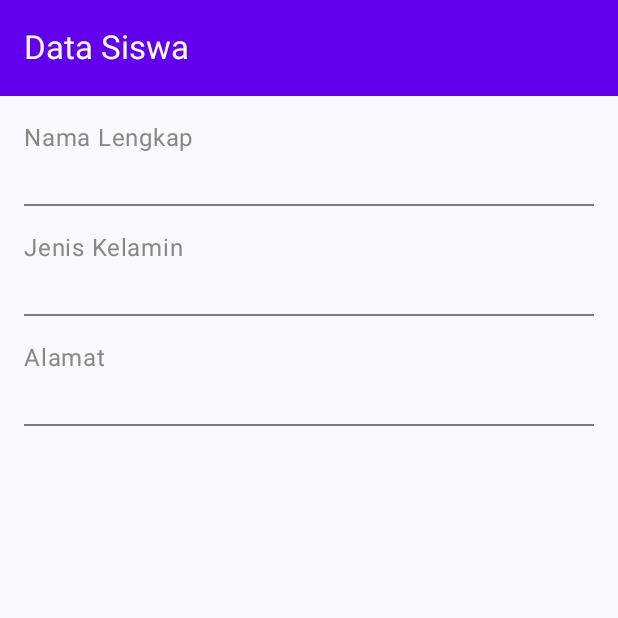
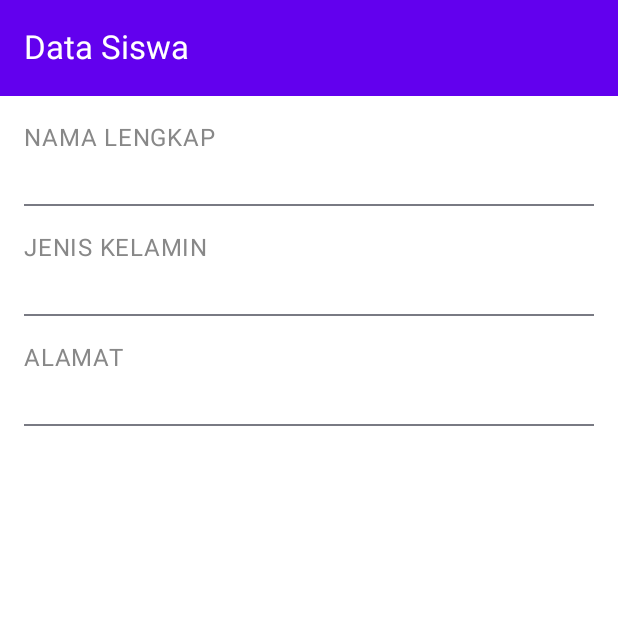
Before and after one commit to Aestrick/Quest6_105, an Android app built with Jetpack Compose: the TampilSiswa screen opened through its navigation route, on a phone screen of 412 x 824 dp, the top half of it. Run offline under Robolectric (Android 15) with nearby library versions, the phone set to English and light mode, and no system bars.

Commit message:
Mengganti beberapa kode di TampilSiswa.kt

```diff
--- a/app/src/main/java/com/example/pertemuan8/view/TampilSiswa.kt
+++ b/app/src/main/java/com/example/pertemuan8/view/TampilSiswa.kt
@@ -1,7 +1,9 @@
 package com.example.pertemuan8.view
 
+import androidx.compose.foundation.background // Import ini
 import androidx.compose.foundation.layout.Arrangement
 import androidx.compose.foundation.layout.Column
+import androidx.compose.foundation.layout.Row
 import androidx.compose.foundation.layout.Spacer
 import androidx.compose.foundation.layout.fillMaxSize
 import androidx.compose.foundation.layout.fillMaxWidth
@@ -30,7 +32,6 @@ fun TampilSiswa(
     onBackButtonClicked: () -> Unit,
     modifier: Modifier = Modifier
 ) {
-    // Kita buat list data agar kode tampilan lebih ringkas dan rapi
     val items = listOf(
         Pair(stringResource(id = R.string.nama), statusUiSiswa.nama),
         Pair(stringResource(id = R.string.gender), statusUiSiswa.gender),
@@ -54,32 +55,27 @@ fun TampilSiswa(
             modifier = Modifier
                 .padding(isiRuang)
                 .fillMaxSize()
+                .background(Color.White) // <-- INI FIX NYA: Paksa background putih
                 .padding(16.dp),
             verticalArrangement = Arrangement.spacedBy(16.dp)
         ) {
-            // Loop untuk menampilkan setiap item data
             items.forEach { item ->
                 Column {
-                    // Label (misal: Nama Lengkap) - Warna Abu
                     Text(
-                        text = item.first,
-                        color = Color.Gray
+                        text = item.first.uppercase(), // Label uppercase biar mirip foto
+                        color = Color.Gray // Warna label abu-abu
                     )
-                    // Isi Data (misal: Isinya) - Tebal & Hitam
                     Text(
                         text = item.second,
                         fontWeight = FontWeight.Bold,
-                        color = Color.Black
+                        color = Color.Black // Warna isi data HITAM PEKAT
                     )
-                    // Garis pemisah di bawah setiap data
                     Divider(modifier = Modifier.padding(top = 8.dp))
                 }
             }
 
-            // Spacer ini mendorong tombol ke paling bawah layar
             Spacer(modifier = Modifier.weight(1f))
 
-            // Tombol Kembali (Back)
             Button(
                 onClick = onBackButtonClicked,
                 modifier = Modifier.fillMaxWidth()
```
